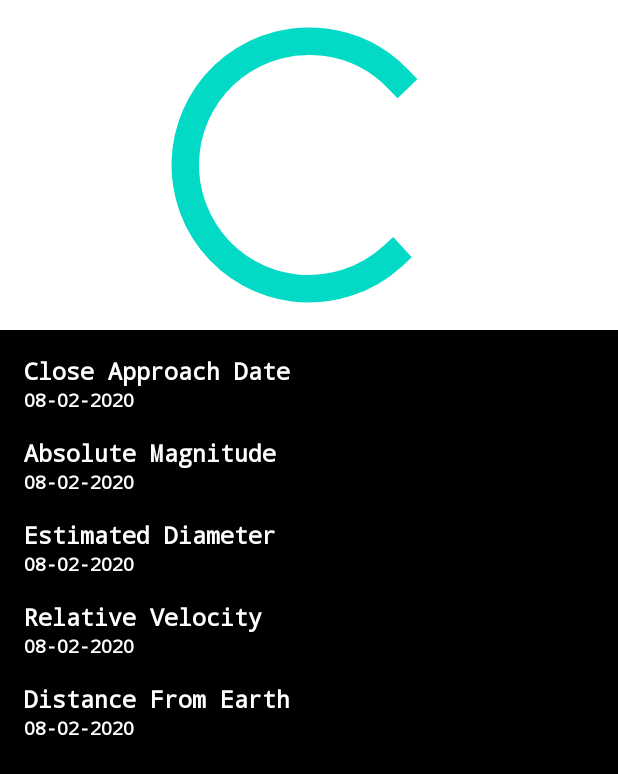
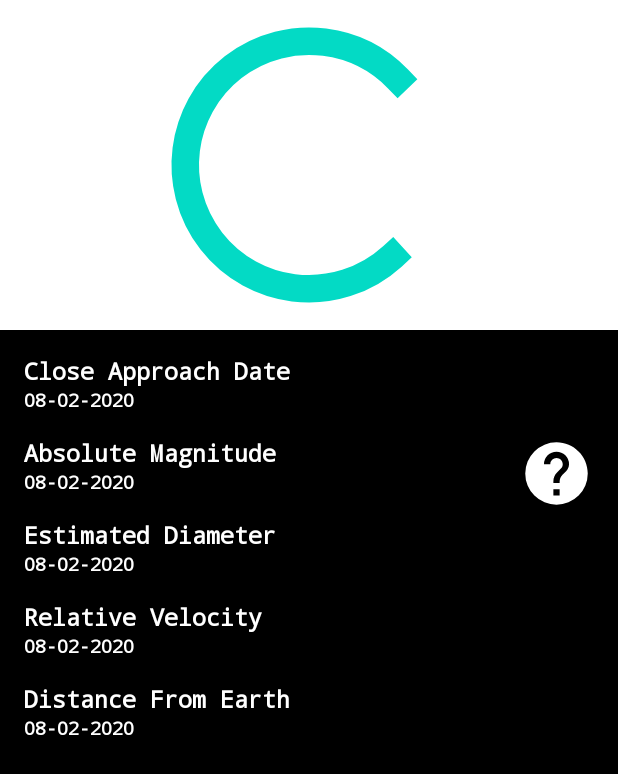
Before and after one commit to BrandedNomad/AndroidAsteroidScanner, an Android app: the layout fragment_detail.xml on its own in the app's theme, with its tools: preview values and no code run, on a phone screen of 412 x 824 dp. Shown: the top 774 px of the screen. Run offline under Robolectric (Android 15) with nearby library versions, the phone set to English and light mode, and no system bars.

```diff
--- a/app/src/main/java/com/example/asteroidscanner/ui/main/MainAdapter.kt
+++ b/app/src/main/java/com/example/asteroidscanner/ui/main/MainAdapter.kt
@@ -18,6 +18,7 @@ class MainAdapter(val onClickListener: OnClickListener): ListAdapter<Asteroid, M
 
     //Create the viewHolder class
     class MainViewHolder(itemView: View):RecyclerView.ViewHolder(itemView){
+
         val textViewName: TextView = itemView.findViewById(R.id.mainListItemName)
         val textViewDate: TextView = itemView.findViewById(R.id.mainListItemDate)
         val imageViewIcon: ImageView = itemView.findViewById(R.id.mainListItemImage)
--- a/app/src/main/res/layout/fragment_detail.xml
+++ b/app/src/main/res/layout/fragment_detail.xml
@@ -54,18 +54,36 @@
                 android:layout_width="match_parent"
                 android:layout_height="wrap_content"
                 android:text="08-02-2020"/>
+            <androidx.appcompat.widget.LinearLayoutCompat
+                android:layout_width="match_parent"
+                android:layout_height="wrap_content"
+                android:orientation="horizontal">
+                <androidx.appcompat.widget.LinearLayoutCompat
+                    android:layout_width="wrap_content"
+                    android:layout_height="wrap_content"
+                    android:orientation="vertical"
+                    android:layout_gravity="start"
+                    android:layout_weight="1">
                     <TextView
                         style="@style/detailTitle"
                         android:id="@+id/titleAbsoluteMagnitude"
-                android:layout_width="match_parent"
+                        android:layout_width="wrap_content"
                         android:layout_height="wrap_content"
                         android:text="Absolute Magnitude"/>
                     <TextView
                         style="@style/detailInfo"
                         android:id="@+id/infoAbsoluteMagnitude"
-                android:layout_width="match_parent"
+                        android:layout_width="wrap_content"
                         android:layout_height="wrap_content"
                         android:text="08-02-2020"/>
+                </androidx.appcompat.widget.LinearLayoutCompat>
+                <ImageView
+                    android:id="@+id/helpButton"
+                    android:layout_width="50dp"
+                    android:layout_height="50dp"
+                    android:src="@drawable/ic_help_circle"
+                    android:layout_gravity="end"/>
+            </androidx.appcompat.widget.LinearLayoutCompat>
             <TextView
                 style="@style/detailTitle"
                 android:id="@+id/titleEstimatedDiameter"
```
Also changed, not shown: app/src/main/java/com/example/asteroidscanner/ui/detail/DetailFragment.kt (+21 -0 lines). Lines whose indentation alone changed are shown as unchanged.
